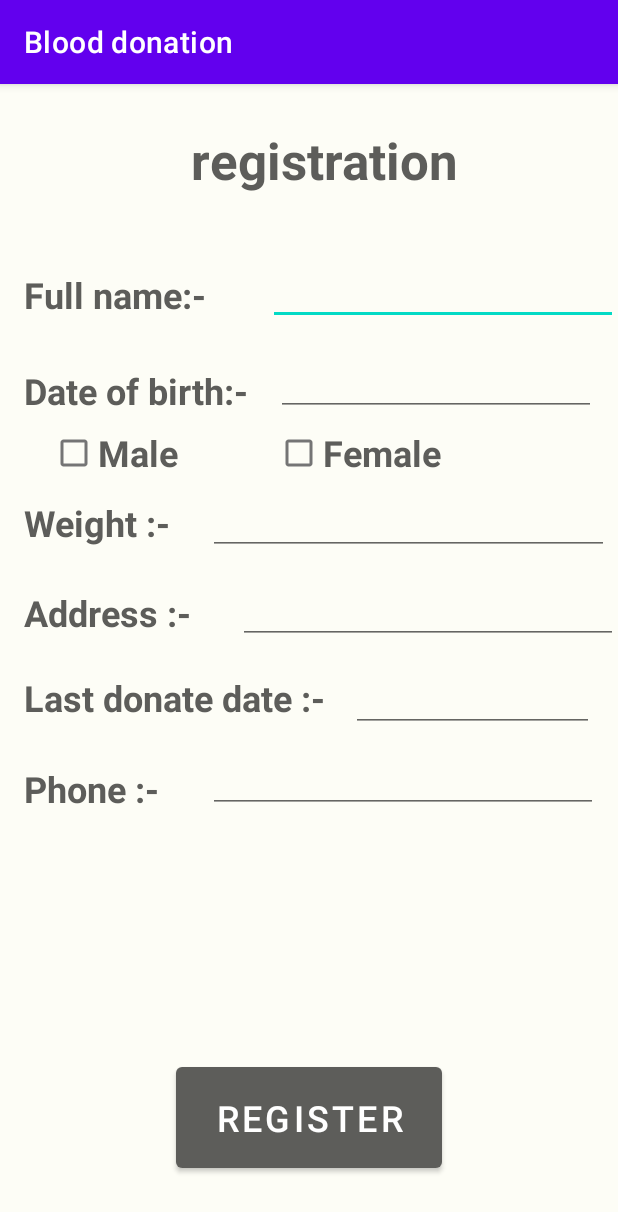
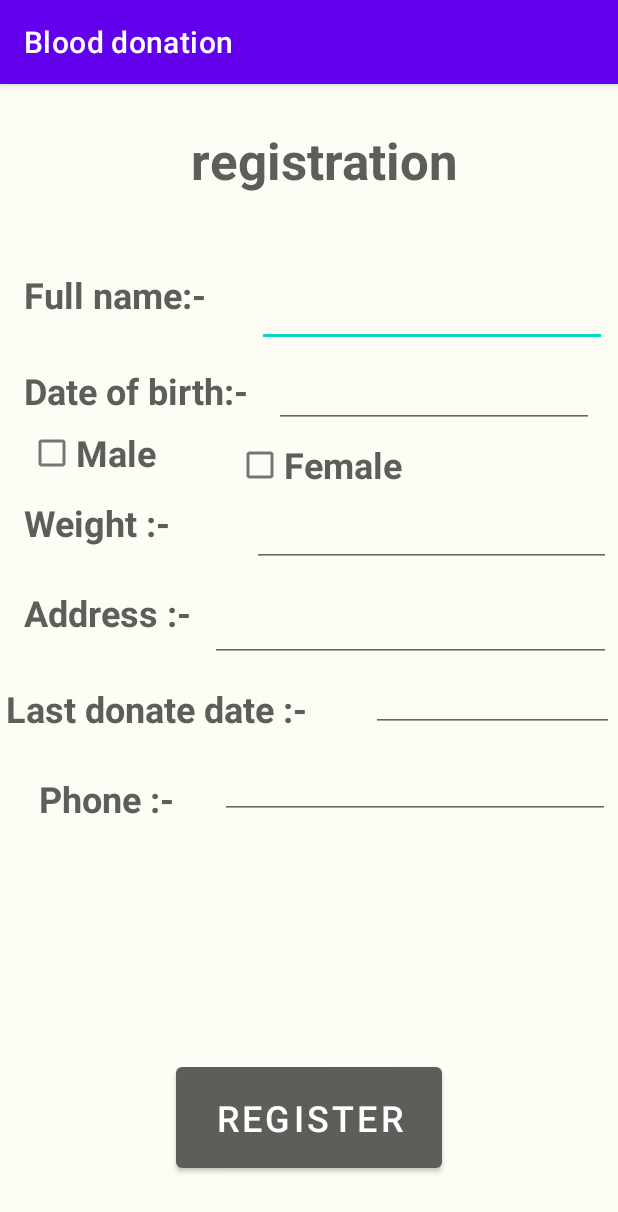
Before and after one commit to AdoreaMalabeG7/ADOREA_NEW, an Android app: the Registerbd screen opened directly, with no data from a screen before it, on a phone screen of 412 x 824 dp. Shown: the top 1212 px of the screen. Run offline under Robolectric (Android 15) with nearby library versions, the phone set to English and light mode, and no system bars; our stand-ins replace Firebase (no records; nobody signed in at launch, a user with empty details on screens opened directly).

Commit message:
Success DB connection

```diff
--- a/app/src/main/java/com/example/HELPING_HANDS/Registerbd.java
+++ b/app/src/main/java/com/example/HELPING_HANDS/Registerbd.java
@@ -6,18 +6,62 @@ import android.content.Intent;
 import android.os.Bundle;
 import android.view.View;
 import android.widget.Button;
+import android.widget.CheckBox;
+import android.widget.EditText;
+
+import com.google.firebase.auth.FirebaseAuth;
+import com.google.firebase.database.DatabaseReference;
+import com.google.firebase.database.FirebaseDatabase;
 
 
 public class Registerbd extends AppCompatActivity {
+    EditText bdFullname,bdBirth,bdWigth,bdAdrs,bdLdd,bdPhn;
+    CheckBox bdG1,bdG2;
+    Button rgs;
 
-    Button rgs;
+    FirebaseDatabase rootnode;
+    DatabaseReference reference;
 
     @Override
     protected void onCreate(Bundle savedInstanceState) {
         super.onCreate(savedInstanceState);
         setContentView(R.layout.activity_registerbd);
 
+        bdFullname = findViewById(R.id.nameT);
+        bdBirth = findViewById(R.id.WigtT);
+        bdG1 = findViewById(R.id.GndM);
+        bdG2 = findViewById(R.id.GndF);
+        bdWigth = findViewById(R.id.WigtT);
+        bdAdrs = findViewById(R.id.addrsT);
+        bdLdd = findViewById(R.id.LddT);
+        bdPhn = findViewById(R.id.PhnT);
         rgs=findViewById(R.id.rg);
+
+
+
+
+        rgs.setOnClickListener(new View.OnClickListener() {
+            @Override
+            public void onClick(View view) {
+                    String name = bdFullname.getText().toString().trim();
+                    String Bday = bdBirth.getText().toString().trim();
+                    String weight = bdWigth.getText().toString().trim();
+                    String adress = bdAdrs.getText().toString().trim();
+                    String ldd = bdLdd.getText().toString().trim();
+                    String phone = bdPhn.getText().toString().trim();
+
+                rootnode=FirebaseDatabase.getInstance();
+            reference=rootnode.getReference("Register");
+
+//                bdHelperDB helperClass=new bdHelperDB(name,Bday,weight,adress,ldd,phone);
+//            reference.child(phone).setValue(bdHelperDB);
+//
+            }
+        });
+
+
+
+            rgs=findViewById(R.id.rg);
         rgs.setOnClickListener(new View.OnClickListener() {
             @Override
             public void onClick(View v) {
--- a/app/src/main/res/layout/activity_login.xml
+++ b/app/src/main/res/layout/activity_login.xml
@@ -89,7 +89,7 @@
         app:layout_constraintEnd_toEndOf="parent"
         app:layout_constraintHorizontal_bias="0.5"
         app:layout_constraintStart_toStartOf="parent"
-        app:layout_constraintTop_toBottomOf="@+id/textView7"
+        app:layout_constraintTop_toBottomOf="@+id/PHN"
         app:layout_constraintVertical_bias="0.0" />
 
     <Button
@@ -122,7 +122,7 @@
         app:layout_constraintVertical_bias="0.042" />
 
     <TextView
-        android:id="@+id/textView7"
+        android:id="@+id/PHN"
         android:layout_width="wrap_content"
         android:layout_height="wrap_content"
         android:layout_marginTop="68dp"
--- a/app/src/main/res/layout/activity_main.xml
+++ b/app/src/main/res/layout/activity_main.xml
@@ -18,10 +18,10 @@
         android:textStyle="bold"
         app:layout_constraintBottom_toBottomOf="parent"
         app:layout_constraintEnd_toEndOf="parent"
-        app:layout_constraintHorizontal_bias="0.5"
+        app:layout_constraintHorizontal_bias="0.78"
         app:layout_constraintStart_toStartOf="parent"
         app:layout_constraintTop_toTopOf="parent"
-        app:layout_constraintVertical_bias="0.067" />
+        app:layout_constraintVertical_bias="0.054" />
 
     <ImageView
         android:id="@+id/image1"
--- a/app/src/main/res/layout/activity_registerbd.xml
+++ b/app/src/main/res/layout/activity_registerbd.xml
@@ -22,7 +22,7 @@
         app:layout_constraintTop_toTopOf="parent" />
 
     <TextView
-        android:id="@+id/textView2"
+        android:id="@+id/name"
         android:layout_width="wrap_content"
         android:layout_height="wrap_content"
         android:layout_marginTop="124dp"
@@ -36,20 +36,20 @@
         app:layout_constraintTop_toTopOf="parent" />
 
     <EditText
-        android:id="@+id/editTextTextPersonName"
+        android:id="@+id/nameT"
         android:layout_width="233dp"
         android:layout_height="47dp"
         android:ems="10"
         android:inputType="textPersonName"
-        app:layout_constraintBottom_toTopOf="@+id/editTextTextPersonName2"
+        app:layout_constraintBottom_toTopOf="@+id/WigtT"
         app:layout_constraintEnd_toEndOf="parent"
-        app:layout_constraintHorizontal_bias="1.0"
-        app:layout_constraintStart_toEndOf="@+id/textView2"
+        app:layout_constraintHorizontal_bias="0.825"
+        app:layout_constraintStart_toEndOf="@+id/name"
         app:layout_constraintTop_toTopOf="parent"
-        app:layout_constraintVertical_bias="0.88" />
+        app:layout_constraintVertical_bias="0.561" />
 
     <TextView
-        android:id="@+id/textView3"
+        android:id="@+id/Bday"
         android:layout_width="wrap_content"
         android:layout_height="wrap_content"
         android:layout_marginTop="188dp"
@@ -63,20 +63,20 @@
         app:layout_constraintTop_toTopOf="parent" />
 
     <EditText
-        android:id="@+id/editTextTextPersonName2"
-        android:layout_width="wrap_content"
-        android:layout_height="wrap_content"
-        android:layout_marginTop="176dp"
+        android:id="@+id/WigtT"
+        android:layout_width="239dp"
+        android:layout_height="46dp"
+        android:layout_marginTop="276dp"
         android:ems="10"
         android:inputType="textPersonName"
         android:textColor="#5d5d5a"
         app:layout_constraintEnd_toEndOf="parent"
-        app:layout_constraintHorizontal_bias="0.925"
-        app:layout_constraintStart_toStartOf="parent"
+        app:layout_constraintHorizontal_bias="0.906"
+        app:layout_constraintStart_toEndOf="@+id/Wigt"
         app:layout_constraintTop_toTopOf="parent" />
 
     <CheckBox
-        android:id="@+id/checkBox"
+        android:id="@+id/GndM"
         android:layout_width="123dp"
         android:layout_height="44dp"
         android:layout_marginTop="224dp"
@@ -84,27 +84,27 @@
         android:textColor="#5d5d5a"
         android:textSize="24sp"
         android:textStyle="bold"
-        app:layout_constraintEnd_toStartOf="@+id/checkBox2"
+        app:layout_constraintEnd_toStartOf="@+id/GndF"
         app:layout_constraintHorizontal_bias="0.55"
         app:layout_constraintStart_toStartOf="parent"
         app:layout_constraintTop_toTopOf="parent" />
 
     <CheckBox
-        android:id="@+id/checkBox2"
+        android:id="@+id/GndF"
         android:layout_width="121dp"
         android:layout_height="44dp"
-        android:layout_marginTop="224dp"
+        android:layout_marginTop="232dp"
         android:text="@string/rgL3"
         android:textColor="#5d5d5a"
         android:textSize="24sp"
         android:textStyle="bold"
         app:layout_constraintEnd_toEndOf="parent"
-        app:layout_constraintHorizontal_bias="0.631"
+        app:layout_constraintHorizontal_bias="0.541"
         app:layout_constraintStart_toStartOf="parent"
         app:layout_constraintTop_toTopOf="parent" />
 
     <TextView
-        android:id="@+id/textView4"
+        android:id="@+id/Wigt"
         android:layout_width="105dp"
         android:layout_height="37dp"
         android:layout_marginTop="276dp"
@@ -118,59 +118,48 @@
         app:layout_constraintTop_toTopOf="parent" />
 
     <EditText
-        android:id="@+id/editTextTextPersonName3"
+        android:id="@+id/addrsT"
         android:layout_width="267dp"
         android:layout_height="38dp"
         android:ems="10"
         android:inputType="textPersonName"
-        app:layout_constraintBottom_toTopOf="@+id/editTextTextPersonName4"
+        app:layout_constraintBottom_toBottomOf="parent"
         app:layout_constraintEnd_toEndOf="parent"
         app:layout_constraintHorizontal_bias="0.739"
-        app:layout_constraintStart_toEndOf="@+id/textView4"
+        app:layout_constraintStart_toEndOf="@+id/addrs"
         app:layout_constraintTop_toTopOf="parent"
-        app:layout_constraintVertical_bias="0.926" />
+        app:layout_constraintVertical_bias="0.476" />
 
     <TextView
-        android:id="@+id/textView5"
+        android:id="@+id/addrs"
         android:layout_width="wrap_content"
         android:layout_height="wrap_content"
         android:layout_marginStart="16dp"
+        android:layout_marginLeft="16dp"
         android:layout_marginTop="336dp"
         android:text="@string/rgL6"
         android:textColor="#5d5d5a"
         android:textSize="24sp"
         android:textStyle="bold"
         app:layout_constraintStart_toStartOf="parent"
-        app:layout_constraintTop_toTopOf="parent"
-        android:layout_marginLeft="16dp" />
-
-    <EditText
-        android:id="@+id/editTextTextPersonName4"
-        android:layout_width="253dp"
-        android:layout_height="37dp"
-        android:layout_marginTop="336dp"
-        android:ems="10"
-        android:inputType="textPersonName"
-        app:layout_constraintEnd_toEndOf="parent"
-        app:layout_constraintHorizontal_bias="1.0"
-        app:layout_constraintStart_toEndOf="@+id/textView5"
         app:layout_constraintTop_toTopOf="parent" />
 
     <TextView
-        android:id="@+id/textView6"
+        android:id="@+id/LDD"
         android:layout_width="wrap_content"
         android:layout_height="wrap_content"
-        android:layout_marginStart="16dp"
-        android:layout_marginTop="24dp"
+        android:layout_marginStart="4dp"
+        android:layout_marginLeft="4dp"
+        android:layout_marginTop="400dp"
         android:text="Last donate date :-"
         android:textColor="#5d5d5a"
         android:textSize="24sp"
         android:textStyle="bold"
         app:layout_constraintStart_toStartOf="parent"
-        app:layout_constraintTop_toBottomOf="@+id/textView5" />
+        app:layout_constraintTop_toTopOf="parent" />
 
     <EditText
-        android:id="@+id/editTextDate2"
+        android:id="@+id/LddT"
         android:layout_width="162dp"
         android:layout_height="40dp"
         android:layout_marginTop="392dp"
@@ -178,22 +167,22 @@
         android:inputType="date"
         app:layout_constraintEnd_toEndOf="parent"
         app:layout_constraintHorizontal_bias="0.935"
-        app:layout_constraintStart_toStartOf="parent"
+        app:layout_constraintStart_toEndOf="@+id/LDD"
         app:layout_constraintTop_toTopOf="parent" />
 
     <TextView
-        android:id="@+id/textView7"
+        android:id="@+id/PHN"
         android:layout_width="wrap_content"
         android:layout_height="wrap_content"
-        android:layout_marginTop="28dp"
+        android:layout_marginTop="460dp"
         android:text="Phone :-"
         android:textColor="#5d5d5a"
         android:textSize="24sp"
         android:textStyle="bold"
         app:layout_constraintEnd_toEndOf="parent"
-        app:layout_constraintHorizontal_bias="0.05"
+        app:layout_constraintHorizontal_bias="0.081"
         app:layout_constraintStart_toStartOf="parent"
-        app:layout_constraintTop_toBottomOf="@+id/textView6" />
+        app:layout_constraintTop_toTopOf="parent" />
 
     <Button
         android:id="@+id/rg"
@@ -209,15 +198,29 @@
         app:layout_constraintVertical_bias="0.943" />
 
     <EditText
-        android:id="@+id/editTextPhone"
+        android:id="@+id/PhnT"
         android:layout_width="260dp"
         android:layout_height="30dp"
-        android:layout_marginTop="456dp"
+        android:layout_marginTop="460dp"
         android:ems="10"
         android:inputType="phone"
         app:layout_constraintEnd_toEndOf="parent"
-        app:layout_constraintHorizontal_bias="0.913"
-        app:layout_constraintStart_toStartOf="parent"
+        app:layout_constraintHorizontal_bias="0.847"
+        app:layout_constraintStart_toEndOf="@+id/PHN"
+        app:layout_constraintTop_toTopOf="parent" />
+
+    <EditText
+        android:id="@+id/BdayT"
+        android:layout_width="wrap_content"
+        android:layout_height="wrap_content"
+        android:layout_marginTop="184dp"
+        android:layout_marginEnd="16dp"
+        android:layout_marginRight="16dp"
+        android:ems="10"
+        android:inputType="textPersonName"
+        app:layout_constraintEnd_toEndOf="parent"
+        app:layout_constraintHorizontal_bias="1.0"
+        app:layout_constraintStart_toEndOf="@+id/Bday"
         app:layout_constraintTop_toTopOf="parent" />
 
 </androidx.constraintlayout.widget.ConstraintLayout>
--- a/mylibrary/src/main/AndroidManifest.xml
+++ b/mylibrary/src/main/AndroidManifest.xml
@@ -2,4 +2,6 @@
 <manifest xmlns:android="http://schemas.android.com/apk/res/android"
     package="com.example.mylibrary">
 
+
+
 </manifest>
```
Also changed, not shown: app/src/main/AndroidManifest.xml (+11 -9 lines), app/src/main/java/com/example/HELPING_HANDS/bdHelperDB.java (added, +80 -0 lines), app/src/main/res/layout/activity_chat.xml (+4 -4 lines), app/src/main/res/layout/activity_preview.xml (+4 -4 lines), app/src/main/res/layout/activity_profilebd.xml (+9 -9 lines).
